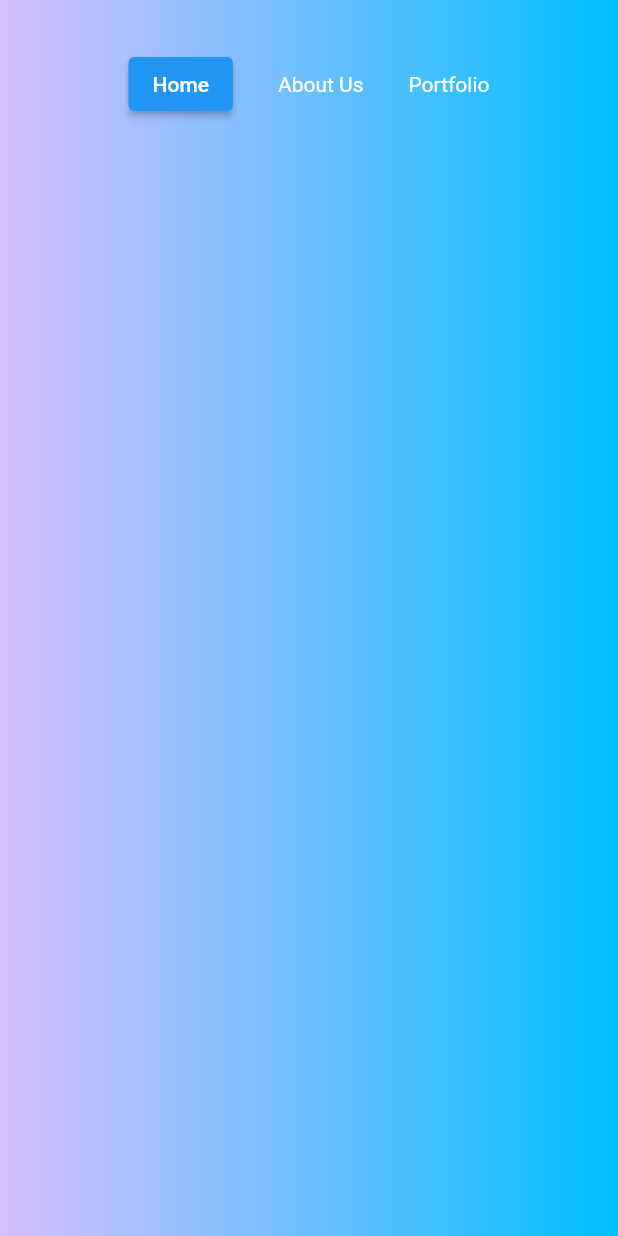
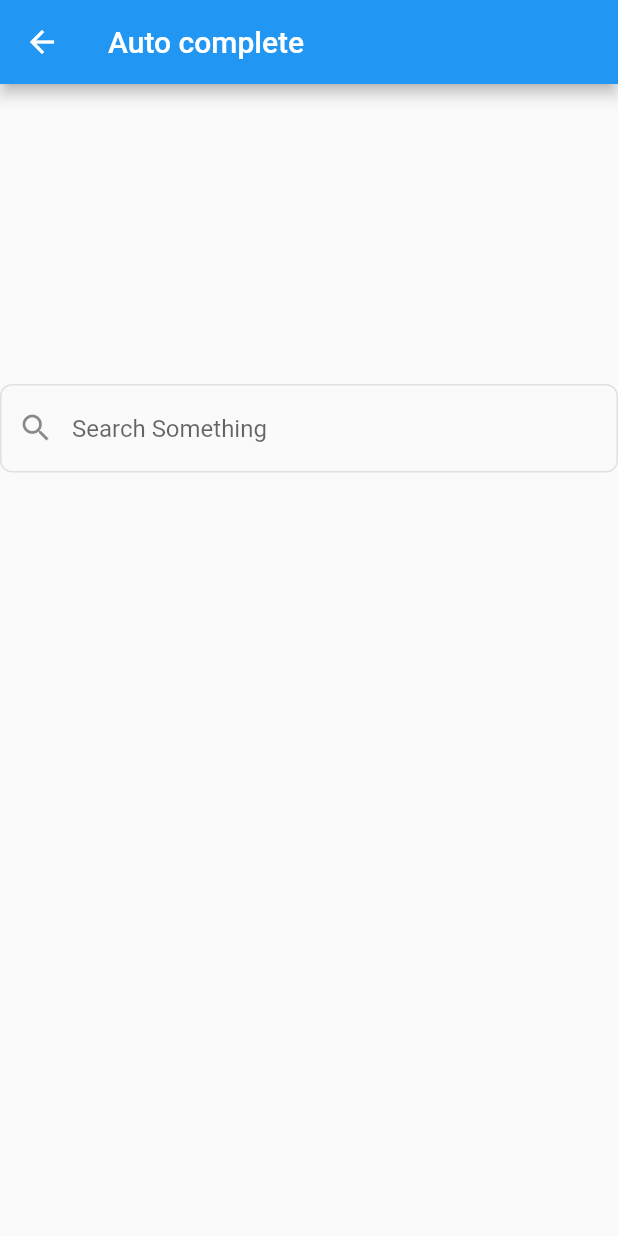
Before and after one commit to Capstone-Projects-2021-Fall/project-teams-no-tech-support, a Flutter app: the mysearchpage screen opened directly, on a phone screen of 412 x 824 dp. Run offline on Flutter 3.47's test engine with Material 2 defaults, Android fonts, the phone set to English and light mode, and no system bars; our stand-ins replace substring_highlight; Roboto replaces fonts that are missing (Montserrat).

Commit message:
Add SearchBar and autosuggest

```diff
--- /dev/null
+++ b/Frontend/assets/data.json
@@ -0,0 +1,4 @@
+[
+    "a",
+    "b"
+]
--- a/Frontend/lib/Screens/searchPage.dart
+++ b/Frontend/lib/Screens/searchPage.dart
@@ -1,26 +1,136 @@
 import 'package:flutter/material.dart';
+import 'dart:convert';
+import 'package:flutter/services.dart';
+import 'package:substring_highlight/substring_highlight.dart';
 
-class searchPage extends StatelessWidget {
-  List<Widget> pageChildren(double width) {
-    return <Widget>[
-    ];
+class HomeScreen extends StatefulWidget {
+  @override
+  _HomeScreenState createState() => new _HomeScreenState();
+}
+
+
+class _HomeScreenState extends State<HomeScreen> {
+  bool isLoading = false;
+
+  late List<String> autoCompleteData;
+
+  late TextEditingController controller;
+
+  Future fetchAutoCompleteData() async {
+    setState(() {
+      isLoading = true;
+    }
+    );
+
+    final String stringData = await rootBundle.loadString("assets/data.json");
+
+    final List<dynamic> json = jsonDecode(stringData);
+
+    final List<String> jsonStringData = json.cast<String>();
+
+    setState(() {
+      isLoading = false;
+      autoCompleteData = jsonStringData;
+    }
+
+    );
+  }
+
+  @override
+  void initState() {
+    // TODO: implement initState
+    super.initState();
+    fetchAutoCompleteData();
   }
 
   @override
   Widget build(BuildContext context) {
-    return LayoutBuilder(
-      builder: (context, constraints) {
-        if (constraints.maxWidth > 800) {
-          return Row(
-            mainAxisAlignment: MainAxisAlignment.center,
-            children: pageChildren(constraints.biggest.width / 2),
-          );
-        } else {
-          return Column(
-            children: pageChildren(constraints.biggest.width),
-          );
-        }
-      },
+    return Scaffold(
+      appBar: AppBar(
+        title: Text("Auto complete"),
+      ),
+      body: isLoading
+          ? Center(
+              child: CircularProgressIndicator(),
+            )
+          : Padding(
+            padding: const EdgeInsets.symmetric(vertical: 200.0),
+              child: Column(
+                children: <Widget>[
+                  Autocomplete(
+                    optionsBuilder: (TextEditingValue textEditingValue) {
+                      if (textEditingValue.text.isEmpty) {
+                        return const Iterable<String>.empty();
+                      } else {
+                        return autoCompleteData.where((word) => word
+                            .toLowerCase()
+                            .contains(textEditingValue.text.toLowerCase()));
+                      }
+                    },
+                    optionsViewBuilder:
+                        (context, Function(String) onSelected, options) {
+                      return Material(
+                        elevation: 4,
+                        child: ListView.separated(
+                          padding: EdgeInsets.zero,
+                          itemBuilder: (context, index) {
+                            final option = options.elementAt(index);
+
+                            return ListTile(
+                              // title: Text(option.toString()),
+                              title: SubstringHighlight(
+                                text: option.toString(),
+                                term: controller.text,
+                                textStyleHighlight: TextStyle(fontWeight: FontWeight.w700),
+                              ),
+                              subtitle: Text("This is subtitle"),
+                              onTap: () {
+                                onSelected(option.toString());
+                              },
+                            );
+                          },
+                          separatorBuilder: (context, index) => Divider(),
+                          itemCount: options.length,
+                        ),
+                      );
+                    },
+                    onSelected: (selectedString) {
+                      print(selectedString);
+                    },
+                    fieldViewBuilder:
+                        (context, controller, focusNode, onEditingComplete) {
+                      this.controller = controller;
+
+                      return TextField(
+                        controller: controller,
+                        focusNode: focusNode,
+                        onEditingComplete: onEditingComplete,
+                        decoration: InputDecoration(
+                          border: OutlineInputBorder(
+                            borderRadius: BorderRadius.circular(8),
+                            borderSide: BorderSide(color: Colors.grey[300]!),
+                          ),
+                          focusedBorder: OutlineInputBorder(
+                            borderRadius: BorderRadius.circular(8),
+                            borderSide: BorderSide(color: Colors.grey[300]!),
+                          ),
+                          enabledBorder: OutlineInputBorder(
+                            borderRadius: BorderRadius.circular(8),
+                            borderSide: BorderSide(color: Colors.grey[300]!),
+                          ),
+                          hintText: "Search Something",
+                          prefixIcon: Icon(Icons.search),
+                        ),
+                      );
+
+                    },
+
+                  )
+                ],
+
+              ),
+            ),
+
     );
   }
 }
--- a/Frontend/lib/main.dart
+++ b/Frontend/lib/main.dart
@@ -3,6 +3,8 @@
 import 'package:myapp/Components/Navbar.dart';
 import 'package:myapp/Screens/resultPage.dart';
 import 'package:myapp/Screens/searchPage.dart';
+
+
 void main() => runApp(MyApp());
 
 class MyApp extends StatelessWidget {
@@ -85,29 +87,8 @@
   Widget build(BuildContext context) {
     return Scaffold(
       body: Container(
-        constraints: BoxConstraints.expand(),
-        decoration: BoxDecoration(
-          gradient: LinearGradient(
-              begin: Alignment.centerLeft,
-              end: Alignment.centerRight,
-              colors: [
-                Color.fromRGBO(215, 191, 255, 1.0),
-                Color.fromRGBO(0, 191, 255, 1.0)
-              ]),
-        ),
-        child: SingleChildScrollView(
-          child: Column(
-            children: <Widget>[
-              Navbar(),
-              Padding(
-                padding: const EdgeInsets.symmetric(
-                    vertical: 20.0, horizontal: 40.0),
-                child: searchPage()
+                child: HomeScreen()
               )
-            ],
-          ),
-        ),
-      ),
     );
   }
 }
--- a/Frontend/pubspec.yaml
+++ b/Frontend/pubspec.yaml
@@ -34,6 +34,7 @@
   # The following adds the Cupertino Icons font to your application.
   # Use with the CupertinoIcons class for iOS style icons.
   cupertino_icons: ^1.0.2
+  substring_highlight: ^1.0.33
 
 dev_dependencies:
   flutter_test:
@@ -60,6 +61,7 @@
   # To add assets to your application, add an assets section, like this:
   assets:
     - assets/images/image1.png
+    - assets/data.json
   #   - images/a_dot_ham.jpeg
 
   # An image asset can refer to one or more resolution-specific "variants", see
```
Also changed, not shown: Frontend/pubspec.lock.
